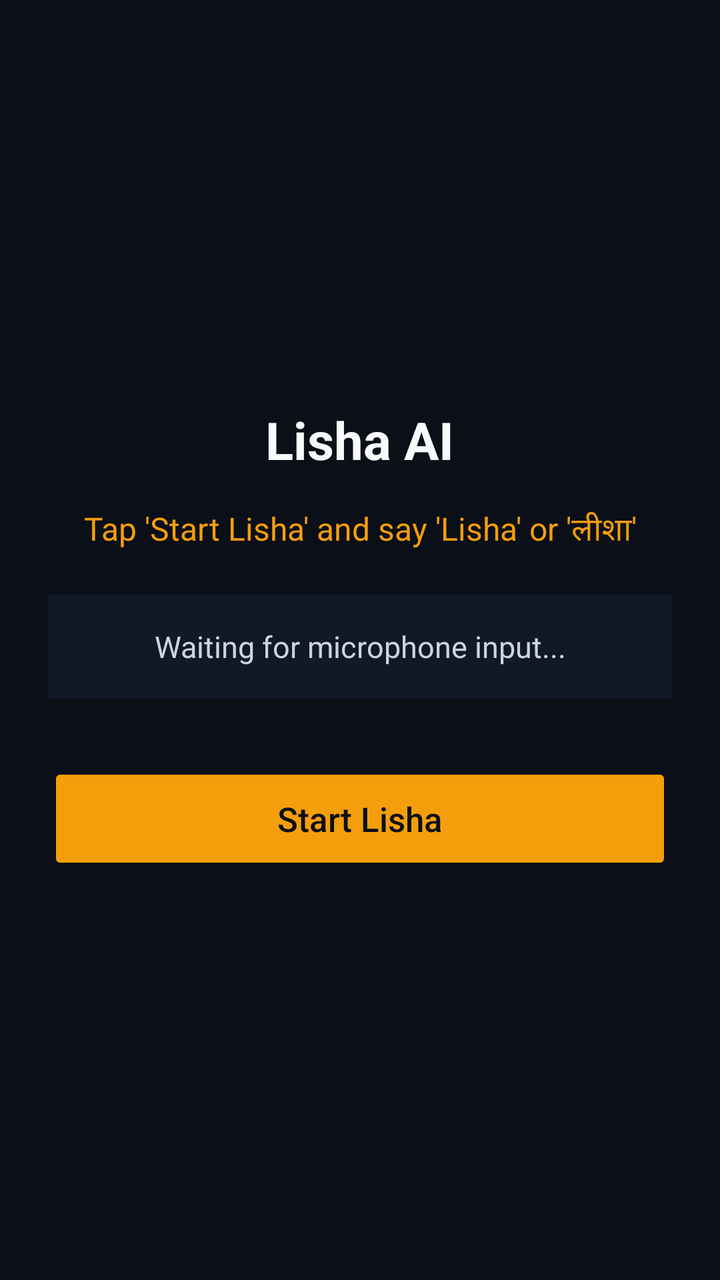
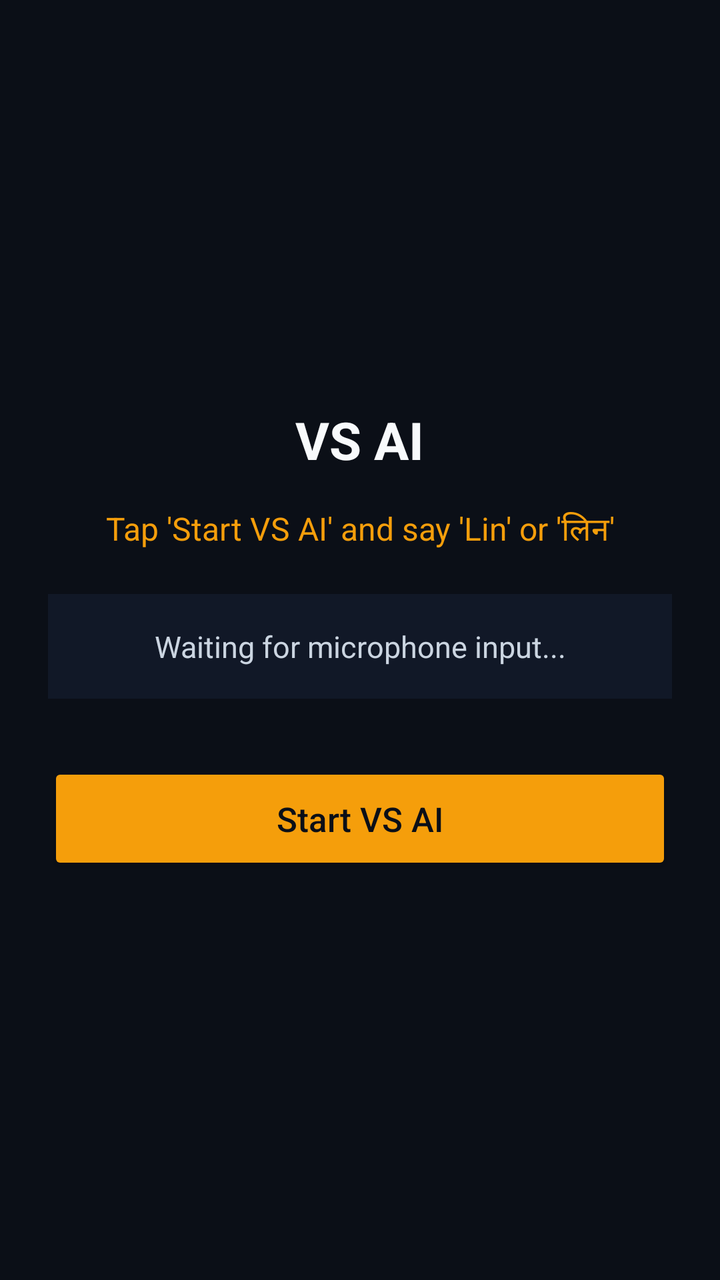

Compare the two renders of this Android layout. The source of the first and the diff that turns it into the second are given below.
<!-- AndroidManifest.xml: application theme Theme.AppCompat.DayNight.NoActionBar -->
<!-- res/layout/activity_main.xml -->
<?xml version="1.0" encoding="utf-8"?>
<LinearLayout xmlns:android="http://schemas.android.com/apk/res/android"
    android:layout_width="match_parent"
    android:layout_height="match_parent"
    android:orientation="vertical"
    android:gravity="center"
    android:padding="24dp"
    android:background="#0B0F17">

    <TextView
        android:id="@+id/titleText"
        android:layout_width="wrap_content"
        android:layout_height="wrap_content"
        android:text="Lisha AI"
        android:textSize="26sp"
        android:textStyle="bold"
        android:textColor="#F8FAFC" />

    <TextView
        android:id="@+id/statusText"
        android:layout_width="match_parent"
        android:layout_height="wrap_content"
        android:layout_marginTop="16dp"
        android:gravity="center"
        android:text="Tap 'Start Lisha' and say 'Lisha' or 'लीशा'"
        android:textSize="16sp"
        android:textColor="#F59E0B" />

    <TextView
        android:id="@+id/transcriptText"
        android:layout_width="match_parent"
        android:layout_height="wrap_content"
        android:layout_marginTop="20dp"
        android:padding="16dp"
        android:gravity="center"
        android:background="#111827"
        android:text="Waiting for microphone input..."
        android:textSize="15sp"
        android:textColor="#CBD5E1" />

    <Button
        android:id="@+id/startLishaButton"
        android:layout_width="match_parent"
        android:layout_height="56dp"
        android:layout_marginTop="32dp"
        android:text="Start Lisha"
        android:textAllCaps="false"
        android:textSize="17sp"
        android:backgroundTint="#F59E0B"
        android:textColor="#0B0F17" />

</LinearLayout>
<!-- resources referenced by this layout -->
<resources>

</resources>

<!-- the commit's change to res/layout/activity_main.xml (unified diff, before → after) -->
@@ -11,7 +11,7 @@
         android:id="@+id/titleText"
         android:layout_width="wrap_content"
         android:layout_height="wrap_content"
-        android:text="Lisha AI"
+        android:text="VS AI"
         android:textSize="26sp"
         android:textStyle="bold"
         android:textColor="#F8FAFC" />
@@ -22,7 +22,7 @@
         android:layout_height="wrap_content"
         android:layout_marginTop="16dp"
         android:gravity="center"
-        android:text="Tap 'Start Lisha' and say 'Lisha' or 'लीशा'"
+        android:text="Tap 'Start VS AI' and say 'Lin' or 'लिन'"
         android:textSize="16sp"
         android:textColor="#F59E0B" />
 
@@ -39,11 +39,11 @@
         android:textColor="#CBD5E1" />
 
     <Button
-        android:id="@+id/startLishaButton"
+        android:id="@+id/startVsAiButton"
         android:layout_width="match_parent"
         android:layout_height="56dp"
         android:layout_marginTop="32dp"
-        android:text="Start Lisha"
+        android:text="Start VS AI"
         android:textAllCaps="false"
         android:textSize="17sp"
         android:backgroundTint="#F59E0B"
